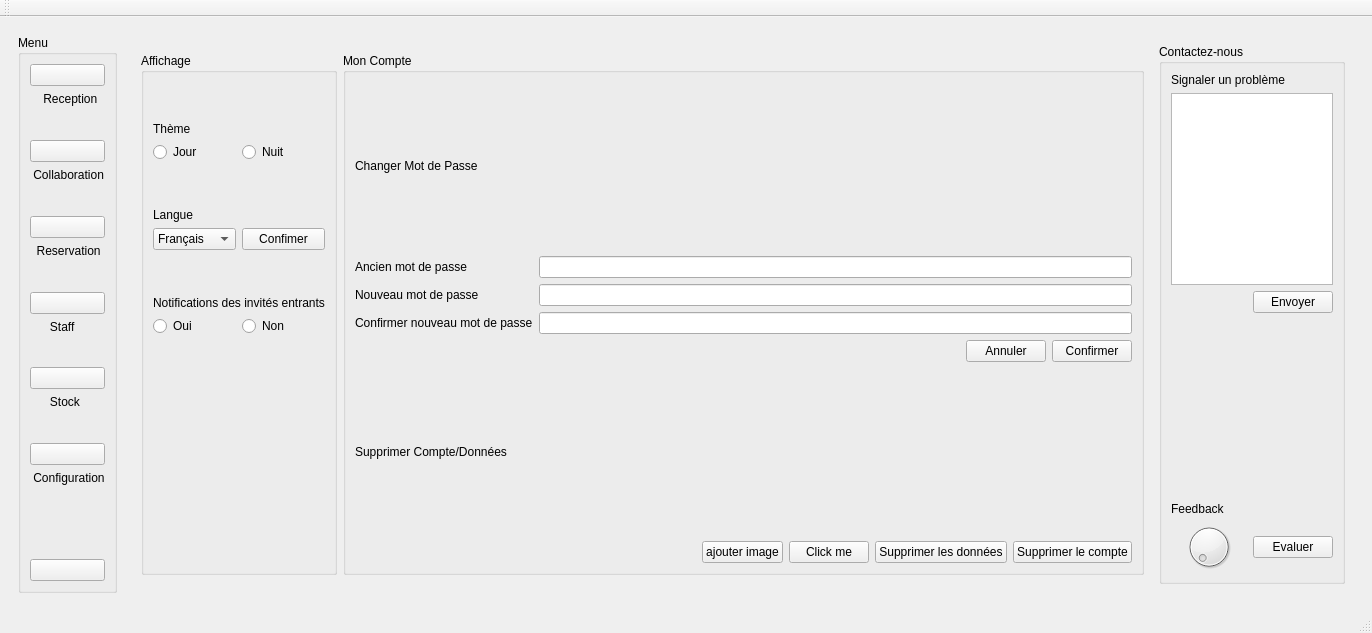
Before: the Qt Designer form INTEGRATION/mainwindow.ui in dhiaabdelli1/Wedding_planner_2A1, drawn with Qt 5.
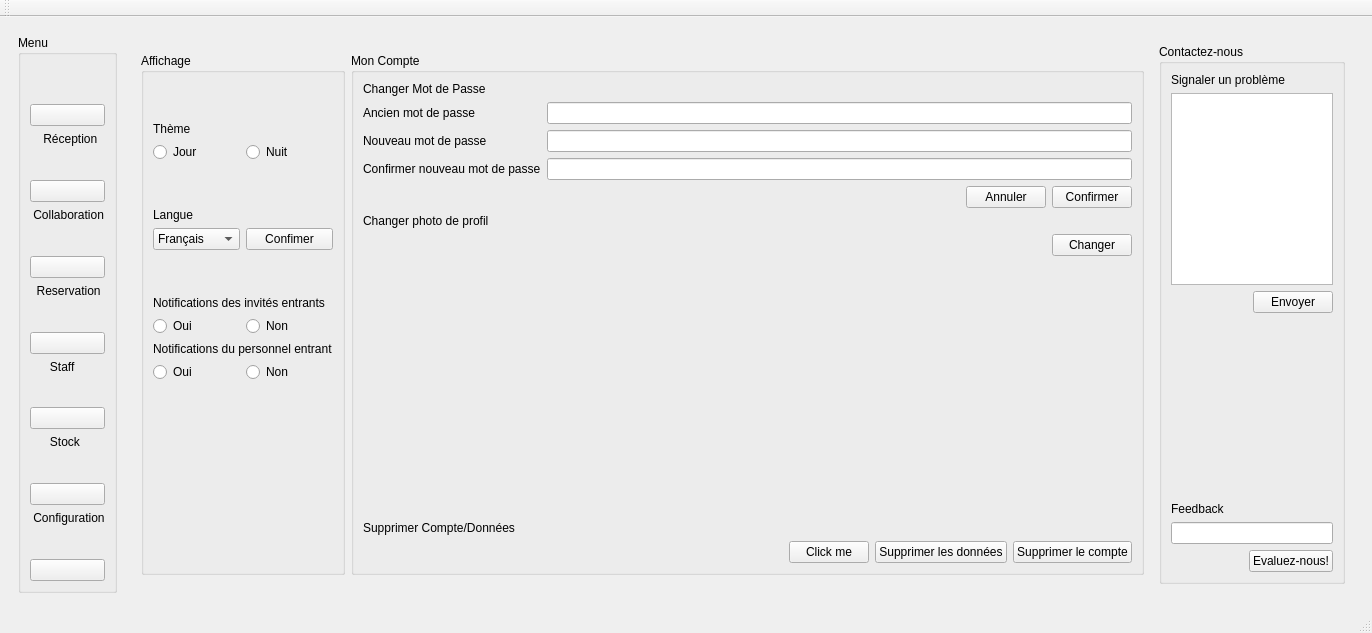
After: the same form once the commit is applied. The open tabs and pages were chosen to show the change. Icons and pictures are not drawn.

```diff
--- a/INTEGRATION/mainwindow.ui
+++ b/INTEGRATION/mainwindow.ui
@@ -370,6 +370,20 @@
                <string>Menu</string>
               </property>
               <layout class="QVBoxLayout" name="verticalLayout_6">
+               <item>
+                <widget class="QLabel" name="image_pos">
+                 <property name="text">
+                  <string/>
+                 </property>
+                </widget>
+               </item>
+               <item>
+                <widget class="QLabel" name="uname_label">
+                 <property name="text">
+                  <string/>
+                 </property>
+                </widget>
+               </item>
                <item>
                 <layout class="QVBoxLayout" name="verticalLayout_5">
                  <item>
@@ -392,7 +406,7 @@
                  <item>
                   <widget class="QLabel" name="label_26">
                    <property name="text">
-                    <string>    Reception</string>
+                    <string>    Réception</string>
                    </property>
                   </widget>
                  </item>
@@ -596,20 +610,6 @@
                  </item>
                 </layout>
                </item>
-               <item>
-                <widget class="QLabel" name="image_pos">
-                 <property name="text">
-                  <string/>
-                 </property>
-                </widget>
-               </item>
-               <item>
-                <widget class="QLabel" name="uname_label">
-                 <property name="text">
-                  <string/>
-                 </property>
-                </widget>
-               </item>
                <item>
                 <widget class="QPushButton" name="logout_button">
                  <property name="text">
@@ -4961,6 +4961,31 @@
                          </item>
                         </layout>
                        </item>
+                       <item>
+                        <widget class="QLabel" name="label_53">
+                         <property name="text">
+                          <string>Notifications du personnel entrant</string>
+                         </property>
+                        </widget>
+                       </item>
+                       <item>
+                        <layout class="QHBoxLayout" name="horizontalLayout_152">
+                         <item>
+                          <widget class="QRadioButton" name="radioButton_4">
+                           <property name="text">
+                            <string>Oui</string>
+                           </property>
+                          </widget>
+                         </item>
+                         <item>
+                          <widget class="QRadioButton" name="radioButton_3">
+                           <property name="text">
+                            <string>Non</string>
+                           </property>
+                          </widget>
+                         </item>
+                        </layout>
+                       </item>
                        <item>
                         <spacer name="verticalSpacer_11">
                          <property name="orientation">
@@ -5063,7 +5088,48 @@
                         </layout>
                        </item>
                        <item>
-                        <layout class="QHBoxLayout" name="horizontalLayout_151"/>
+                        <widget class="QLabel" name="label_52">
+                         <property name="text">
+                          <string>Changer photo de profil</string>
+                         </property>
+                        </widget>
+                       </item>
+                       <item>
+                        <layout class="QHBoxLayout" name="horizontalLayout_151">
+                         <item>
+                          <spacer name="horizontalSpacer_30">
+                           <property name="orientation">
+                            <enum>Qt::Horizontal</enum>
+                           </property>
+                           <property name="sizeHint" stdset="0">
+                            <size>
+                             <width>40</width>
+                             <height>20</height>
+                            </size>
+                           </property>
+                          </spacer>
+                         </item>
+                         <item>
+                          <widget class="QPushButton" name="ajouter_image">
+                           <property name="text">
+                            <string>Changer</string>
+                           </property>
+                          </widget>
+                         </item>
+                        </layout>
+                       </item>
+                       <item>
+                        <spacer name="verticalSpacer_5">
+                         <property name="orientation">
+                          <enum>Qt::Vertical</enum>
+                         </property>
+                         <property name="sizeHint" stdset="0">
+                          <size>
+                           <width>20</width>
+                           <height>40</height>
+                          </size>
+                         </property>
+                        </spacer>
                        </item>
                        <item>
                         <widget class="QLabel" name="label_17">
@@ -5087,13 +5153,6 @@
                            </property>
                           </spacer>
                          </item>
-                         <item>
-                          <widget class="QPushButton" name="ajouter_image">
-                           <property name="text">
-                            <string>ajouter image</string>
-                           </property>
-                          </widget>
-                         </item>
                          <item>
                           <widget class="QPushButton" name="cant_touch_this">
                            <property name="text">
@@ -5189,12 +5248,29 @@
                      <item>
                       <layout class="QHBoxLayout" name="horizontalLayout_153">
                        <item>
-                        <widget class="QDial" name="dial"/>
+                        <widget class="QLineEdit" name="lineEdit"/>
+                       </item>
+                      </layout>
+                     </item>
+                     <item>
+                      <layout class="QHBoxLayout" name="horizontalLayout_157">
+                       <item>
+                        <spacer name="horizontalSpacer_31">
+                         <property name="orientation">
+                          <enum>Qt::Horizontal</enum>
+                         </property>
+                         <property name="sizeHint" stdset="0">
+                          <size>
+                           <width>40</width>
+                           <height>20</height>
+                          </size>
+                         </property>
+                        </spacer>
                        </item>
                        <item>
                         <widget class="QPushButton" name="pushButton">
                          <property name="text">
-                          <string>Evaluer</string>
+                          <string>Evaluez-nous!</string>
                          </property>
                         </widget>
                        </item>
```
Left out of the diff: 23 changed lines with no effect on the pictures.
